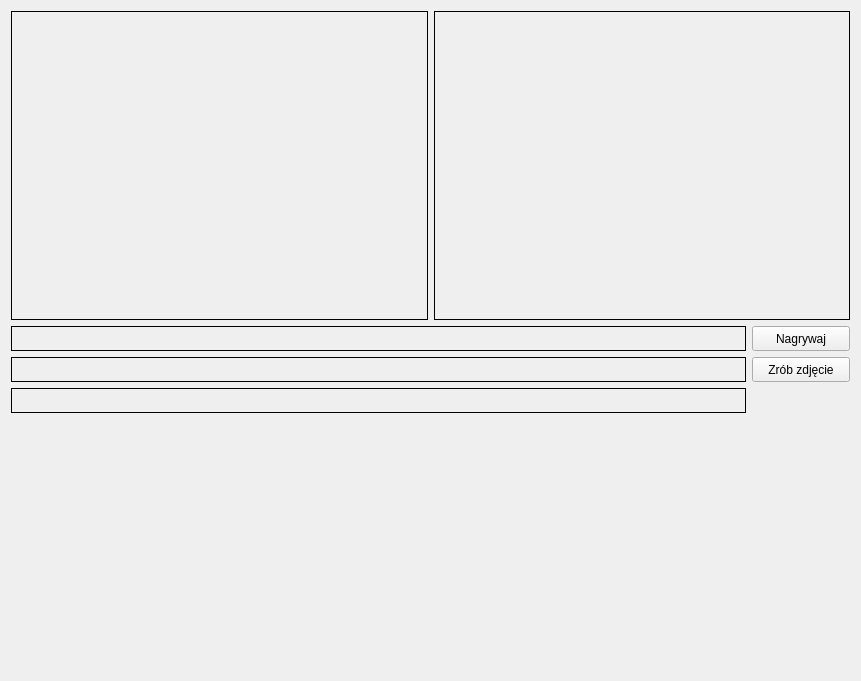
Before: the Qt Designer form StereoVision/widgetrecord.ui in dzikipasterz/StareoVision, drawn with Qt 5.
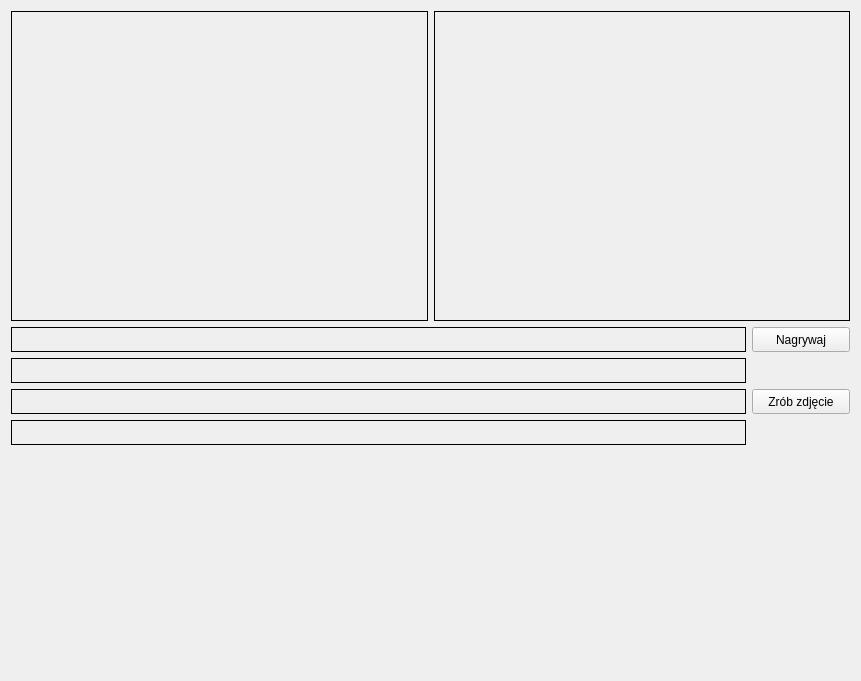
After: the same form once the commit is applied.

```diff
--- a/StereoVision/widgetrecord.ui
+++ b/StereoVision/widgetrecord.ui
@@ -58,6 +58,79 @@
    </item>
    <item>
     <layout class="QGridLayout" name="gridLayout">
+     <item row="2" column="1">
+      <widget class="QPushButton" name="pushButtonTakePicture">
+       <property name="maximumSize">
+        <size>
+         <width>100</width>
+         <height>25</height>
+        </size>
+       </property>
+       <property name="text">
+        <string>Zrób zdjęcie</string>
+       </property>
+      </widget>
+     </item>
+     <item row="0" column="0">
+      <widget class="QLabel" name="labelLeftMovPath">
+       <property name="maximumSize">
+        <size>
+         <width>16777215</width>
+         <height>25</height>
+        </size>
+       </property>
+       <property name="frameShape">
+        <enum>QFrame::Box</enum>
+       </property>
+       <property name="text">
+        <string/>
+       </property>
+      </widget>
+     </item>
+     <item row="2" column="0">
+      <widget class="QLabel" name="labelLeftPicPath">
+       <property name="minimumSize">
+        <size>
+         <width>735</width>
+         <height>25</height>
+        </size>
+       </property>
+       <property name="maximumSize">
+        <size>
+         <width>16777215</width>
+         <height>25</height>
+        </size>
+       </property>
+       <property name="frameShape">
+        <enum>QFrame::Box</enum>
+       </property>
+       <property name="text">
+        <string/>
+       </property>
+      </widget>
+     </item>
+     <item row="3" column="0">
+      <widget class="QLabel" name="labelRightPicPath">
+       <property name="minimumSize">
+        <size>
+         <width>735</width>
+         <height>25</height>
+        </size>
+       </property>
+       <property name="maximumSize">
+        <size>
+         <width>16777215</width>
+         <height>25</height>
+        </size>
+       </property>
+       <property name="frameShape">
+        <enum>QFrame::Box</enum>
+       </property>
+       <property name="text">
+        <string/>
+       </property>
+      </widget>
+     </item>
      <item row="0" column="1">
       <widget class="QPushButton" name="pushButtonMakeMovie">
        <property name="maximumSize">
@@ -74,65 +147,8 @@
        </property>
       </widget>
      </item>
-     <item row="1" column="1">
-      <widget class="QPushButton" name="pushButtonTakePicture">
-       <property name="maximumSize">
-        <size>
-         <width>100</width>
-         <height>25</height>
-        </size>
-       </property>
-       <property name="text">
-        <string>Zrób zdjęcie</string>
-       </property>
-      </widget>
-     </item>
-     <item row="0" column="0">
-      <widget class="QLabel" name="labelMovPath">
-       <property name="maximumSize">
-        <size>
-         <width>16777215</width>
-         <height>25</height>
-        </size>
-       </property>
-       <property name="frameShape">
-        <enum>QFrame::Box</enum>
-       </property>
-       <property name="text">
-        <string/>
-       </property>
-      </widget>
-     </item>
      <item row="1" column="0">
-      <widget class="QLabel" name="labelLeftPicPath">
-       <property name="minimumSize">
-        <size>
-         <width>735</width>
-         <height>25</height>
-        </size>
-       </property>
-       <property name="maximumSize">
-        <size>
-         <width>16777215</width>
-         <height>25</height>
-        </size>
-       </property>
-       <property name="frameShape">
-        <enum>QFrame::Box</enum>
-       </property>
-       <property name="text">
-        <string/>
-       </property>
-      </widget>
-     </item>
-     <item row="2" column="0">
-      <widget class="QLabel" name="labelRightPicPath">
-       <property name="minimumSize">
-        <size>
-         <width>735</width>
-         <height>25</height>
-        </size>
-       </property>
+      <widget class="QLabel" name="labelRightMovPath">
        <property name="maximumSize">
         <size>
          <width>16777215</width>
@@ -160,7 +176,7 @@
      <property name="sizeHint" stdset="0">
       <size>
        <width>0</width>
-       <height>257</height>
+       <height>225</height>
       </size>
      </property>
     </spacer>
```
